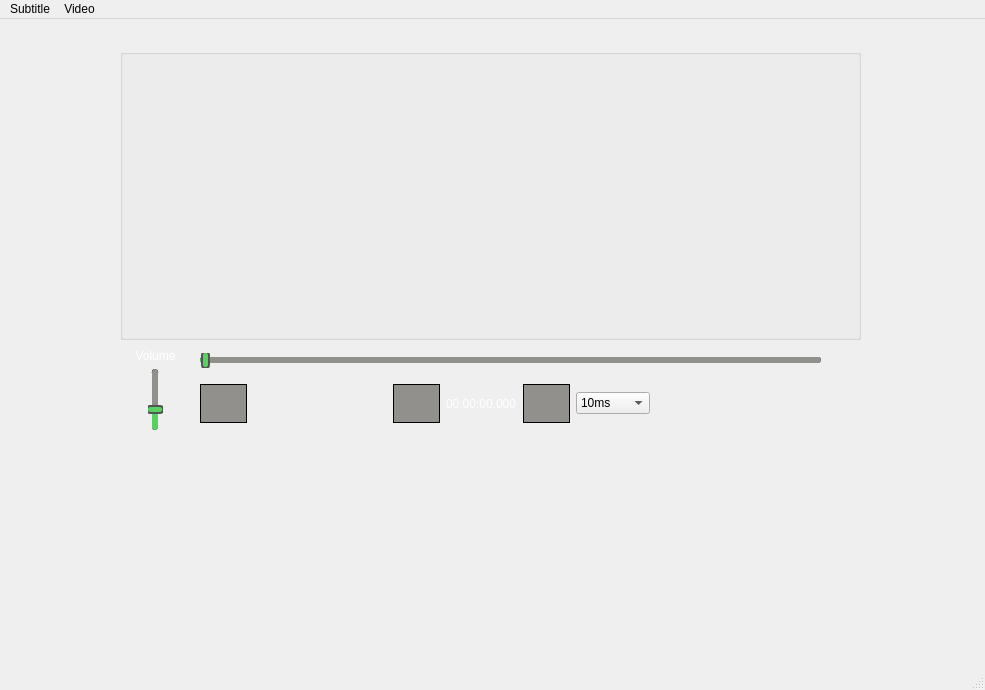
Above: mainwindow.ui from KemerDev/QtSubMaker before the change. Below: the same form after it.
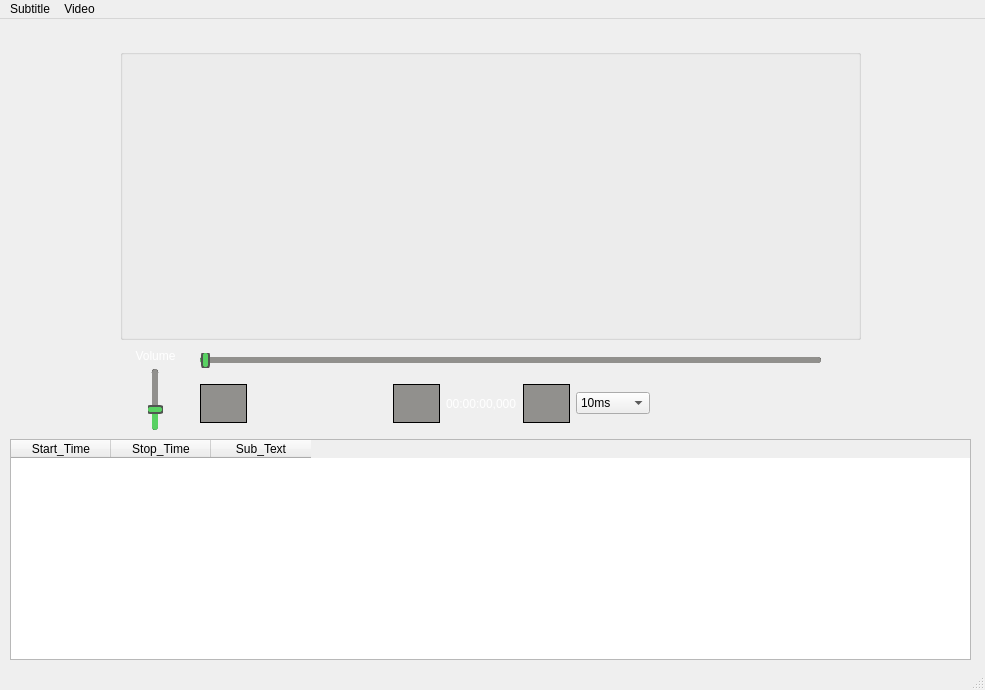
That is the form after the change.

Commit message: volume buttons

Diff of the .ui file:
```diff
--- a/mainwindow.ui
+++ b/mainwindow.ui
@@ -361,6 +361,37 @@
      </item>
     </layout>
    </widget>
+   <widget class="QWidget" name="verticalLayoutWidget_5">
+    <property name="geometry">
+     <rect>
+      <x>10</x>
+      <y>420</y>
+      <width>961</width>
+      <height>221</height>
+     </rect>
+    </property>
+    <layout class="QVBoxLayout" name="verticalLayout_5">
+     <item>
+      <widget class="QTableWidget" name="tableWidget">
+       <column>
+        <property name="text">
+         <string>Start_Time</string>
+        </property>
+       </column>
+       <column>
+        <property name="text">
+         <string>Stop_Time</string>
+        </property>
+       </column>
+       <column>
+        <property name="text">
+         <string>Sub_Text</string>
+        </property>
+       </column>
+      </widget>
+     </item>
+    </layout>
+   </widget>
   </widget>
   <widget class="QMenuBar" name="menubar">
    <property name="geometry">
```
The commit also changes 2 other files.
